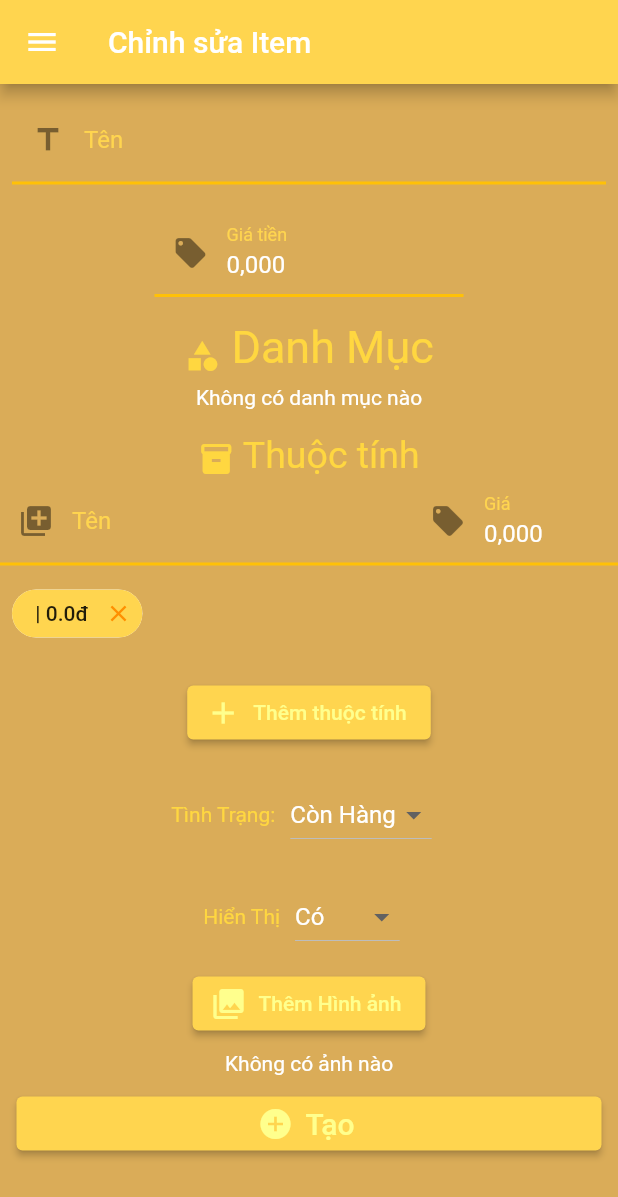
After one commit to dim0147/Hai-Coffe-DenMo, a Flutter app: the EditItemScreen screen opened directly, after a tap on "Thêm thuộc tính", on a phone screen of 412 x 824 dp. The commit adds this screen. Shown: the top 1197 px of the screen. Run offline on Flutter 3.47's test engine with Material 2 defaults, Android fonts, the phone set to English and light mode, and no system bars; our stand-ins replace extended_masked_text, flutter_slidable, get, hive, hive_flutter, image_picker and 1 more; accounts and stored records are empty; generated files the repository leaves out were written again.

Commit message:
Refactor getAllItem, add getAllItemMenu

```diff
--- /dev/null
+++ b/lib/Controller/Item/EditItemController.dart
@@ -0,0 +1,173 @@
+import 'dart:io';
+
+import 'package:flutter/cupertino.dart';
+import 'package:extended_masked_text/extended_masked_text.dart';
+import 'package:moor/moor.dart' as moor;
+import 'package:path/path.dart' as p;
+import 'package:get/get.dart';
+import 'package:hai_noob/App/Utils.dart';
+import 'package:hai_noob/DAO/CategoryDAO.dart';
+import 'package:hai_noob/DAO/ItemDAO.dart';
+import 'package:hai_noob/DB/Database.dart';
+import 'package:hai_noob/Model/Item.dart';
+import 'package:image_picker/image_picker.dart';
+
+class CategoryCheckbox {
+  int id;
+  String name;
+  bool checked;
+
+  CategoryCheckbox(
+      {required this.id, required this.name, this.checked = false});
+}
+
+class Property {
+  String name;
+  double amount;
+
+  Property({required this.name, required this.amount});
+}
+
+class EditItemController extends GetxController {
+  AppDatabase db = Get.find<AppDatabase>();
+  late ItemsDAO itemDAO;
+  late CategoryDAO categoryDAO;
+
+  final ImagePicker _picker = ImagePicker();
+
+  // Value
+  final TextEditingController titleC = TextEditingController();
+  final MoneyMaskedTextController priceC = MoneyMaskedTextController(
+    precision: 3,
+  );
+  final RxList<CategoryCheckbox> categories = <CategoryCheckbox>[].obs;
+  final TextEditingController propertyNameC = TextEditingController();
+  final MoneyMaskedTextController propertyAmountC = MoneyMaskedTextController(
+    precision: 3,
+  );
+  final RxList<Property> properties = <Property>[].obs;
+  final status = Status.InStock.obs;
+  final visibility = true.obs;
+  final img = Rxn<File>();
+
+  // Loading
+  final Rx<bool> isLoadingCategory = true.obs;
+  final isCreateItem = false.obs;
+
+  @override
+  void onInit() async {
+    itemDAO = ItemsDAO(db);
+    categoryDAO = CategoryDAO(db);
+
+    // Load category
+    var listCategories = await categoryDAO.listAllCategory().then((value) =>
+        value.map((e) => CategoryCheckbox(id: e.id, name: e.name)).toList());
+    categories.assignAll(listCategories);
+    isLoadingCategory.value = false;
+
+    super.onInit();
+  }
+
+  void onChangeCategoryCheckbox(bool? checked, int id) {
+    categories.forEach((category) {
+      if (category.id == id && checked != null) {
+        category.checked = checked;
+      }
+    });
+
+    categories.refresh();
+  }
+
+  void addProperty() {
+    String name = propertyNameC.text;
+    double? amount = Utils.convertStringToDouble(propertyAmountC.text);
+    if (amount == null) {
+      Utils.showSnackBar('Lỗi', 'Giá thuộc tính không hợp lệ!');
+      return;
+    }
+
+    Property newProperty = Property(name: name, amount: amount);
+    properties.add(newProperty);
+
+    propertyNameC.text = '';
+    propertyAmountC.text = '0,000';
+
+    print(name);
+  }
+
+  void removeProperty(Property property) {
+    properties.removeWhere((element) =>
+        element.name == property.name && element.amount == property.amount);
+  }
+
+  void onChangeStatus(Status? newStatus) {
+    if (newStatus == null) return;
+
+    status.value = newStatus;
+  }
+
+  void onChangeVisibility(bool? newValue) {
+    if (newValue == null) return;
+
+    visibility.value = newValue;
+  }
+
+  void onAddImg() async {
+    // Pick an image
+    var image = await _picker.pickImage(source: ImageSource.gallery);
+    if (image == null) return;
+
+    img.value = File(image.path);
+  }
+
+  void onRemoveImg() {
+    img.value = null;
+  }
+
+  void onCreateItem() async {
+    isCreateItem.value = true;
+    String title = titleC.text;
+    double? price = Utils.convertStringToDouble(priceC.text);
+    String? imgName;
+
+    // Validate
+    if (title.length == 0) {
+      isCreateItem.value = false;
+      return Utils.showSnackBar('Lỗi', 'Tên trống');
+    }
+
+    if (price == null) {
+      isCreateItem.value = false;
+      return Utils.showSnackBar('Lỗi', 'Giá không hợp lệ');
+    }
+
+    // Save image if have
+    if (img.value != null) {
+      File? imgSaved = await Utils.saveImg(img.value as File);
+      if (imgSaved == null) {
+        isCreateItem.value = false;
+        return;
+      }
+      imgName = p.basename(imgSaved.path);
+    }
+
+    // Create item to insert
+    ItemsCompanion itemToInsert = ItemsCompanion.insert(
+      name: title,
+      image: imgName ?? '',
+      price: price,
+      status: status.value,
+      visibility: moor.Value(visibility.value),
+    );
+
+    // Create item
+    try {
+      // await itemDAO.createItem(itemToInsert, categories.value, properties);
+      Utils.showSnackBar('Thành công', 'Tạo item \'$title\' thành công');
+    } catch (err) {
+      Utils.showSnackBar(
+          'Lỗi', 'Có lỗi xảy ra khi tạo item: \n ${err.toString()}');
+    }
+    isCreateItem.value = false;
+  }
+}
--- a/lib/Controller/Menu/MenuController.dart
+++ b/lib/Controller/Menu/MenuController.dart
@@ -87,7 +87,7 @@ class MenuController extends GetxController with SingleGetTickerProviderMixin {
       imgPath.value = await Utils.getImgDirectory();
 
       // Get items
-      List<ItemDataClass> items = await itemsDAO.getAllItems();
+      List<ItemDataClass> items = await itemsDAO.getAllItemsInMenu();
       itemsDataDisplay.value = items
           .map((e) => ItemDataDisplay(
                 item: e.item,
--- a/lib/DAO/ItemDAO.dart
+++ b/lib/DAO/ItemDAO.dart
@@ -91,9 +91,31 @@ class ItemsDAO extends DatabaseAccessor<AppDatabase> with _$ItemsDAOMixin {
     // Raw query result
     var queryResult = await query.get();
 
+    return getListItemDataFromQuery(queryResult);
+  }
+
+  Future<List<ItemDataClass>> getAllItemsInMenu() async {
+    final query =
+        (select(db.items)..where((tbl) => tbl.visibility.equals(true))).join([
+      leftOuterJoin(
+          db.itemCategories, db.itemCategories.itemId.equalsExp(db.items.id)),
+      leftOuterJoin(
+          db.itemProperties, db.itemProperties.itemId.equalsExp(db.items.id)),
+      leftOuterJoin(db.categories,
+          db.categories.id.equalsExp(db.itemCategories.categoryId))
+    ]);
+
+    // Raw query result
+    final queryResult = await query.get();
+
+    return getListItemDataFromQuery(queryResult);
+  }
+
+  List<ItemDataClass> getListItemDataFromQuery(
+    List<TypedResult> queryResult,
+  ) {
     // Convert to list entry data
-    List<EntryItemWithCategoryWithProperties> listEntryData =
-        queryResult.map((row) {
+    final listEntryData = queryResult.map((row) {
       return EntryItemWithCategoryWithProperties(
           item: row.readTable(db.items),
           categories: row.readTableOrNull(db.categories),
@@ -101,15 +123,15 @@ class ItemsDAO extends DatabaseAccessor<AppDatabase> with _$ItemsDAOMixin {
     }).toList();
 
     // Implement group by, return map
-    var MapGroupBy = groupBy(
+    final mapGroupBy = groupBy(
         listEntryData, (EntryItemWithCategoryWithProperties e) => e.item.id);
 
     // Shape result into list from map
-    List<ItemDataClass> listData = MapGroupBy.entries.map((entry) {
-      List<EntryItemWithCategoryWithProperties> value = entry.value;
+    final listData = mapGroupBy.entries.map((entry) {
+      final value = entry.value;
 
       // Get first index with item property
-      var item = value[0].item;
+      final item = value[0].item;
 
       // Unique categories
       bool isCategoryAllNull = value.every((e) => e.categories == null);
@@ -146,8 +168,8 @@ class ItemsDAO extends DatabaseAccessor<AppDatabase> with _$ItemsDAOMixin {
 
   Future<int> deleteItemByItemId(int itemId) async {
     return transaction(() async {
-      final rs = await deleteItemCategoryByItemId(itemId);
-      final rs2 = await deleteItemPropertyByItemId(itemId);
+      await deleteItemCategoryByItemId(itemId);
+      await deleteItemPropertyByItemId(itemId);
       return (delete(db.items)..where((tbl) => tbl.id.equals(itemId))).go();
     });
   }
--- /dev/null
+++ b/lib/Screen/Item/EditItemScreen.dart
@@ -0,0 +1,338 @@
+import 'dart:io';
+
+import 'package:flutter/material.dart';
+import 'package:flutter/services.dart';
+import 'package:get/get.dart';
+import 'package:extended_masked_text/extended_masked_text.dart';
+import 'package:hai_noob/Controller/Item/CreateItemController.dart';
+import 'package:hai_noob/Controller/Item/EditItemController.dart';
+import 'package:image_picker/image_picker.dart';
+
+import 'package:hai_noob/App/Config.dart';
+import 'package:hai_noob/Model/Item.dart';
+import 'package:hai_noob/Screen/Component.dart';
+
+class EditItemScreen extends GetView<EditItemController> {
+  const EditItemScreen({Key? key}) : super(key: key);
+
+  @override
+  Widget build(BuildContext context) {
+    return SafeArea(
+      child: Scaffold(
+        appBar: AppBar(
+          title: Text('Chỉnh sửa Item'),
+        ),
+        drawer: NavigateMenu(),
+        body: SingleChildScrollView(
+          child: Container(
+            child: Column(
+              crossAxisAlignment: CrossAxisAlignment.start,
+              children: [
+                // Item name
+                Padding(
+                  padding: const EdgeInsets.all(8.0),
+                  child: TextField(
+                    controller: controller.titleC,
+                    decoration: InputDecoration(
+                      labelText: 'Tên',
+                      prefixIcon: Icon(
+                        Icons.title,
+                      ),
+                    ),
+                  ),
+                ),
+
+                // Item price
+                Padding(
+                  padding: const EdgeInsets.all(8.0),
+                  child: Center(
+                    child: Container(
+                      width: Get.width * 0.5,
+                      child: TextField(
+                        keyboardType: TextInputType.number,
+                        decoration: InputDecoration(
+                          labelText: 'Giá tiền',
+                          prefixIcon: Icon(
+                            Icons.local_offer,
+                          ),
+                        ),
+                        controller: controller.priceC,
+                      ),
+                    ),
+                  ),
+                ),
+
+                // Category
+                Padding(
+                  padding: const EdgeInsets.all(8.0),
+                  child: Column(
+                    children: [
+                      // Title
+                      Center(
+                        child: RichText(
+                          text: TextSpan(
+                            style: TextStyle(
+                                fontSize: 30, color: AppConfig.HEADER_COLOR),
+                            children: [
+                              WidgetSpan(
+                                  child: Icon(Icons.category,
+                                      color: AppConfig.HEADER_COLOR)),
+                              TextSpan(text: ' Danh Mục'),
+                            ],
+                          ),
+                        ),
+                      ),
+
+                      // Category Checkboxes
+                      Obx(() {
+                        // Loading
+                        if (controller.isLoadingCategory.value)
+                          return Padding(
+                            padding: const EdgeInsets.all(8.0),
+                            child: CircularProgressIndicator(),
+                          );
+
+                        // DON'T HAVE ANY category
+                        if (controller.categories.length == 0)
+                          return Padding(
+                            padding: const EdgeInsets.all(8.0),
+                            child: Center(
+                              child: Text('Không có danh mục nào'),
+                            ),
+                          );
+
+                        return Wrap(
+                          children: controller.categories
+                              .map(
+                                (category) => CheckboxPrimary(
+                                  title: category.name,
+                                  value: category.checked,
+                                  onChanged: (checked) => {
+                                    controller.onChangeCategoryCheckbox(
+                                        checked, category.id)
+                                  },
+                                ),
+                              )
+                              .toList(),
+                        );
+                      })
+                    ],
+                  ),
+                ),
+
+                // Property
+                Column(
+                  crossAxisAlignment: CrossAxisAlignment.start,
+                  children: [
+                    // Title
+                    Center(
+                      child: RichText(
+                        text: TextSpan(
+                          style: TextStyle(
+                              fontSize: 25, color: AppConfig.HEADER_COLOR),
+                          children: [
+                            WidgetSpan(
+                                child: Icon(Icons.inventory_2,
+                                    color: AppConfig.HEADER_COLOR)),
+                            TextSpan(text: ' Thuộc tính'),
+                          ],
+                        ),
+                      ),
+                    ),
+                    // Field input
+                    Row(
+                      children: [
+                        Expanded(
+                          flex: 2,
+                          child: TextField(
+                            decoration: InputDecoration(
+                              hintText: 'Thêm đường',
+                              labelText: 'Tên',
+                              prefixIcon: Icon(Icons.library_add),
+                            ),
+                            controller: controller.propertyNameC,
+                          ),
+                        ),
+                        Expanded(
+                          flex: 1,
+                          child: TextField(
+                            keyboardType: TextInputType.number,
+                            decoration: InputDecoration(
+                              labelText: 'Giá',
+                              prefixIcon: Icon(
+                                Icons.local_offer,
+                              ),
+                            ),
+                            controller: controller.propertyAmountC,
+                          ),
+                        ),
+                      ],
+                    ),
+
+                    // Chips
+                    Obx(
+                      () => Padding(
+                        padding: const EdgeInsets.all(8.0),
+                        child: Wrap(
+                          spacing: 8.0,
+                          children: controller.properties
+                              .map(
+                                (property) => Chip(
+                                  label: Text(
+                                      '${property.name} | ${property.amount}đ'),
+                                  deleteIcon: Icon(Icons.close),
+                                  onDeleted: () =>
+                                      controller.removeProperty(property),
+                                ),
+                              )
+                              .toList(),
+                        ),
+                      ),
+                    ),
+
+                    // Button
+                    Center(
+                      child: Padding(
+                        padding: EdgeInsets.all(10),
+                        child: ElevatedButton.icon(
+                          onPressed: controller.addProperty,
+                          label: Text('Thêm thuộc tính'),
+                          icon: Icon(Icons.add),
+                        ),
+                      ),
+                    ),
+                  ],
+                ),
+
+                // Status
+                Row(
+                  mainAxisAlignment: MainAxisAlignment.center,
+                  children: [
+                    Text(
+                      'Tình Trạng:',
+                      style: TextStyle(color: AppConfig.HEADER_COLOR),
+                    ),
+                    Padding(
+                      padding: EdgeInsets.all(10),
+                      child: Obx(
+                        () => DropdownButton<Status>(
+                          dropdownColor: AppConfig.MAIN_COLOR,
+                          items: [
+                            DropdownMenuItem<Status>(
+                              value: Status.InStock,
+                              child: Text('Còn Hàng'),
+                            ),
+                            DropdownMenuItem<Status>(
+                              value: Status.OutStock,
+                              child: Text('Hết Hàng'),
+                            ),
+                          ],
+                          value: controller.status.value,
+                          onChanged: controller.onChangeStatus,
+                        ),
+                      ),
+                    ),
+                  ],
+                ),
+
+                // Visibility
+                Row(
+                  mainAxisAlignment: MainAxisAlignment.center,
+                  children: [
+                    Text(
+                      'Hiển Thị',
+                      style: TextStyle(color: AppConfig.HEADER_COLOR),
+                    ),
+                    Padding(
+                      padding: EdgeInsets.all(10),
+                      child: Obx(
+                        () => DropdownButton<bool>(
+                          dropdownColor: AppConfig.MAIN_COLOR,
+                          items: [
+                            DropdownMenuItem<bool>(
+                              value: true,
+                              child: Text('Có'),
+                            ),
+                            DropdownMenuItem<bool>(
+                              value: false,
+                              child: Text('Không'),
+                            ),
+                          ],
+                          value: controller.visibility.value,
+                          onChanged: controller.onChangeVisibility,
+                        ),
+                      ),
+                    ),
+                  ],
+                ),
+
+                // Image
+                Column(
+                  children: [
+                    Center(
+                      child: ElevatedButton.icon(
+                        onPressed: controller.onAddImg,
+                        icon: Icon(Icons.collections),
+                        label: Text("Thêm Hình ảnh"),
+                      ),
+                    ),
+                    Obx(
+                      () => controller.img.value != null
+                          ? Padding(
+                              padding: const EdgeInsets.all(8.0),
+                              child: Center(
+                                child: Column(
+                                  children: [
+                                    Image.file(
+                                      controller.img.value as File,
+                                      width: 100.0,
+                                      height: 100.0,
+                                    ),
+                                    TextButton.icon(
+                                        onPressed: controller.onRemoveImg,
+                                        icon: Icon(Icons.close),
+                                        label: Text('Huỷ ảnh'))
+                                  ],
+                                ),
+                              ),
+                            )
+                          : Padding(
+                              padding: const EdgeInsets.all(8.0),
+                              child: Center(
+                                child: Text('Không có ảnh nào'),
+                              ),
+                            ),
+                    ),
+                  ],
+                ),
+
+                // Create button
+                SizedBox(
+                  width: double.infinity,
+                  child: Padding(
+                    padding: const EdgeInsets.fromLTRB(11.0, 0.0, 11.0, 11.0),
+                    child: Obx(
+                      () => controller.isCreateItem.value
+                          ? ElevatedButton(
+                              onPressed: null,
+                              child: CircularProgressIndicator(),
+                            )
+                          : ElevatedButton.icon(
+                              icon: Icon(Icons.add_circle),
+                              onPressed: controller.onCreateItem,
+                              label: Text(
+                                'Tạo',
+                                style: TextStyle(fontSize: 20),
+                              ),
+                            ),
+                    ),
+                  ),
+                )
+              ],
+            ),
+          ),
+        ),
+      ),
+    );
+  }
+}
```
